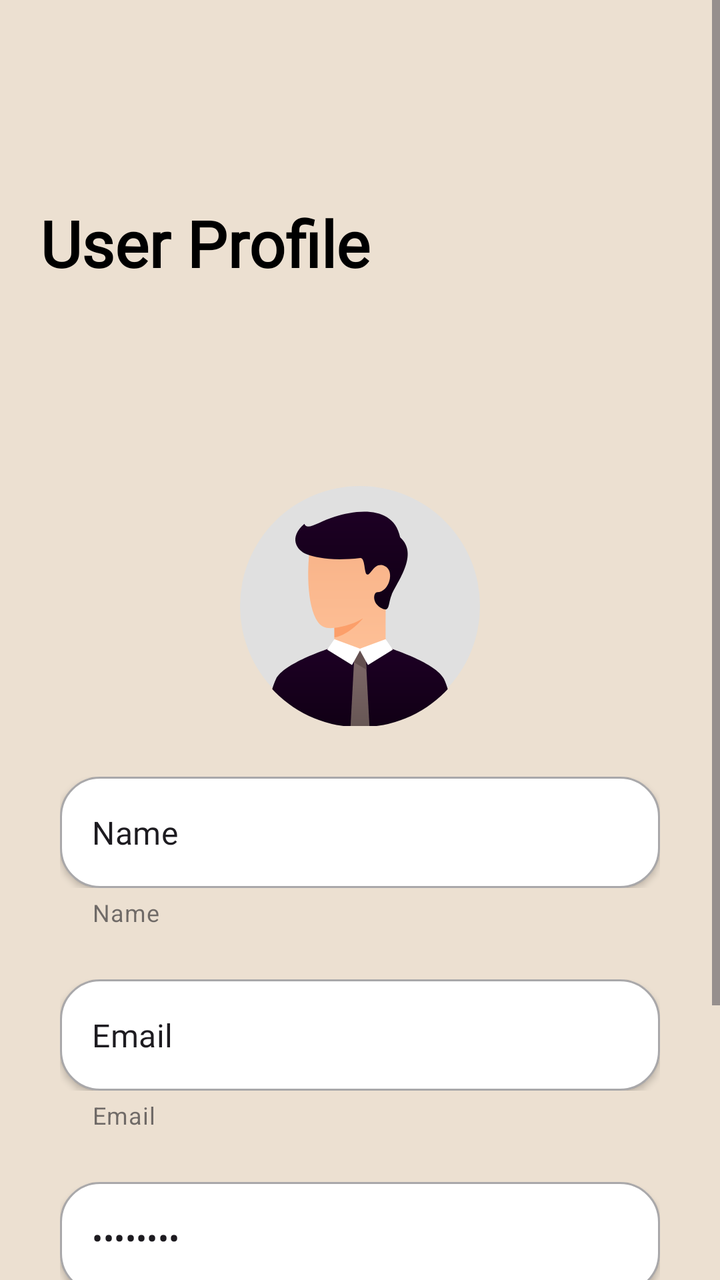
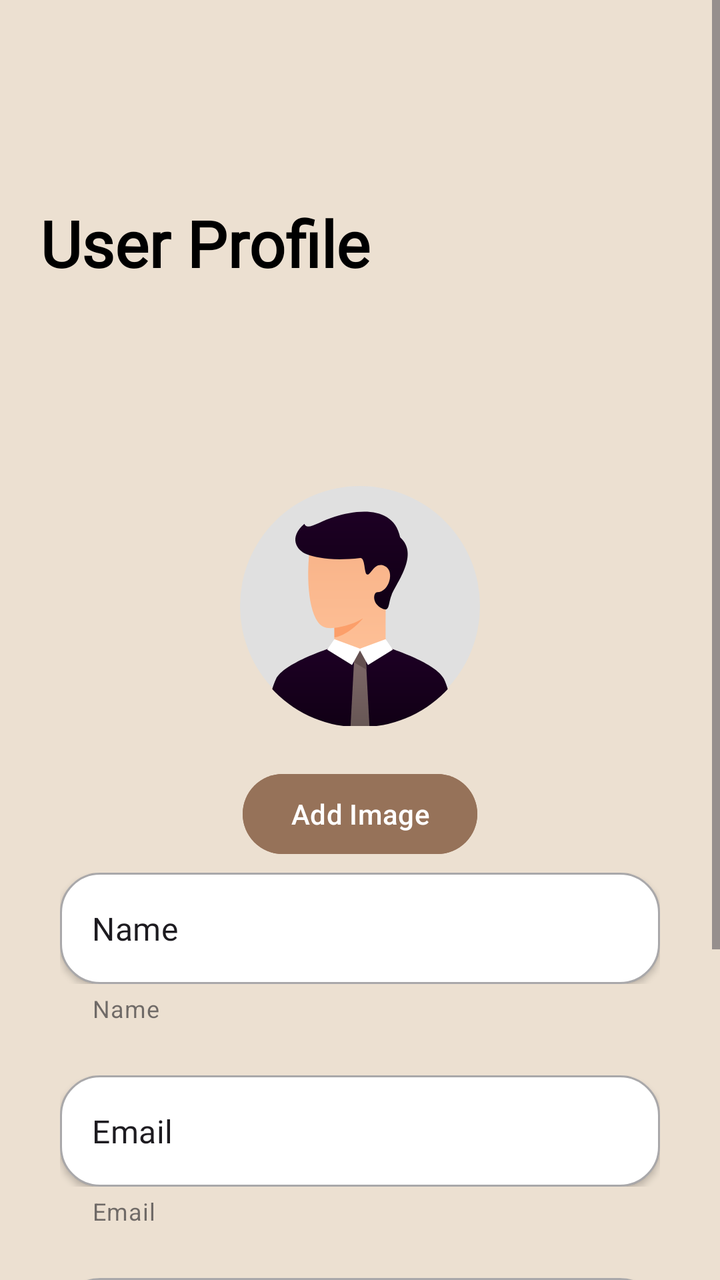

The first picture is an Android layout as it rendered before a commit; the second is the same layout after the commit. The layout source and the unified diff follow.
<!-- AndroidManifest.xml: application theme Theme.Coffeeshop -->
<!-- res/layout/fragment_profile.xml -->
<?xml version="1.0" encoding="utf-8"?>
<ScrollView xmlns:android="http://schemas.android.com/apk/res/android"
    xmlns:app="http://schemas.android.com/apk/res-auto"
    xmlns:tools="http://schemas.android.com/tools"
    android:id="@+id/main"
    style="@style/frameLayoutBg"
    android:layout_width="match_parent"
    android:layout_height="match_parent"
    android:orientation="vertical"
    tools:context=".Common.Register">


    <LinearLayout
        android:layout_width="match_parent"
        android:layout_height="match_parent"
        android:orientation="vertical"
        app:layout_constraintBottom_toBottomOf="parent"
        app:layout_constraintEnd_toEndOf="parent"
        app:layout_constraintStart_toStartOf="parent"
        app:layout_constraintTop_toTopOf="parent">

        <TextView
            android:layout_width="wrap_content"
            android:layout_height="wrap_content"
            android:layout_marginLeft="20dp"
            android:layout_marginTop="100dp"
            android:fontFamily="@font/roboto"
            android:text="User Profile"
            android:textSize="32sp"
            android:textStyle="bold" />

        <LinearLayout
            android:layout_width="wrap_content"
            android:layout_height="wrap_content"
            android:layout_gravity="center_horizontal"
            android:layout_marginTop="100dp"
            android:background="#00FFFFFF"
            android:orientation="vertical">

            <FrameLayout
                android:layout_width="120dp"
                android:layout_height="120dp"
                android:layout_gravity="center_horizontal"
                android:layout_marginBottom="20dp"
                android:background="@drawable/circular_background">

                <ImageView
                    android:layout_width="match_parent"
                    android:layout_height="match_parent"
                    android:layout_gravity="center"
                    android:scaleType="centerCrop"
                    android:src="@drawable/profile_picture" />
            </FrameLayout>

            <com.google.android.material.textfield.TextInputLayout
                style="@style/textInputStyle"
                android:layout_width="wrap_content"
                android:layout_height="wrap_content"
                android:layout_marginBottom="20dp"
                app:boxBackgroundMode="outline"
                app:boxCornerRadiusBottomEnd="20dp"
                app:boxCornerRadiusBottomStart="20dp"
                app:boxCornerRadiusTopEnd="20dp"
                app:boxCornerRadiusTopStart="20dp"
                app:helperText="Name">

                <com.google.android.material.textfield.TextInputEditText
                    android:id="@+id/name"
                    android:layout_width="300dp"
                    android:layout_height="wrap_content"
                    android:elevation="2dp"
                    android:fontFamily="@font/roboto"
                    android:text="Name"/>


            </com.google.android.material.textfield.TextInputLayout>

            <com.google.android.material.textfield.TextInputLayout
                style="@style/textInputStyle"
                android:layout_width="wrap_content"
                android:layout_height="wrap_content"
                android:layout_marginBottom="20dp"
                app:boxBackgroundMode="outline"
                app:boxCornerRadiusBottomEnd="20dp"
                app:boxCornerRadiusBottomStart="20dp"
                app:boxCornerRadiusTopEnd="20dp"
                app:boxCornerRadiusTopStart="20dp"
                app:helperText="Email">

                <com.google.android.material.textfield.TextInputEditText
                    android:id="@+id/email"
                    android:text="Email"
                    android:layout_width="300dp"
                    android:layout_height="wrap_content"
                    android:elevation="2dp"
                    android:fontFamily="@font/roboto" />


            </com.google.android.material.textfield.TextInputLayout>

            <com.google.android.material.textfield.TextInputLayout
                style="@style/textInputStyle"
                android:layout_width="wrap_content"
                android:layout_height="wrap_content"
                android:layout_marginBottom="20dp"
                app:boxBackgroundMode="outline"
                app:boxCornerRadiusBottomEnd="20dp"
                app:boxCornerRadiusBottomStart="20dp"
                app:boxCornerRadiusTopEnd="20dp"
                app:boxCornerRadiusTopStart="20dp"
                app:helperText="Password"
                app:passwordToggleEnabled="true"
                app:passwordToggleTint="#FF4747">

                <com.google.android.material.textfield.TextInputEditText
                    android:id="@+id/password"
                    android:text="Password"
                    android:layout_width="300dp"
                    android:layout_height="wrap_content"
                    android:elevation="2dp"
                    android:fontFamily="@font/roboto"
                    android:inputType="textPassword" />


            </com.google.android.material.textfield.TextInputLayout>

            <Button
                android:id="@+id/profileEditbutton"
                android:layout_width="160dp"
                android:layout_height="60dp"
                android:layout_gravity="center_horizontal"
                android:layout_marginTop="20dp"
                android:backgroundTint="@color/colorPrimary"
                android:text="Edit Profile"
                android:textSize="16sp"
                app:layout_constraintEnd_toEndOf="parent"
                app:layout_constraintStart_toStartOf="parent"
                app:layout_constraintTop_toBottomOf="@+id/textView" />


            <LinearLayout
                android:layout_width="wrap_content"
                android:layout_height="wrap_content"
                android:layout_gravity="center_horizontal">

                <Button
                    android:id="@+id/backToShopping"
                    style="@style/CustomButtonStyle2"
                    android:layout_width="wrap_content"
                    android:layout_height="wrap_content"
                    android:fontFamily="@font/roboto"
                    android:text="Back to Shopping" />


            </LinearLayout>

        </LinearLayout>
    </LinearLayout>

</ScrollView>
<!-- resources referenced by this layout -->
<resources>
  <color name="colorPrimary">#967259</color>
  <!-- drawable circular_background (drawable) -->
  <?xml version="1.0" encoding="utf-8"?>
  <shape xmlns:android="http://schemas.android.com/apk/res/android"
      android:shape="oval">
      <solid android:color="#E0E0E0" /> 
  </shape>
  <!-- drawable profile_picture: vector/xml drawable (drawable-nodpi, 3965 chars, omitted) -->
  <style name="CustomButtonStyle2" parent="Widget.Material3.Button">
          <item name="android:textColor">@color/black</item>
          <item name="android:backgroundTint">#00FFFFFF</item>
      </style>
  <style name="frameLayoutBg">
          <item name="android:background">@color/colorSecondary</item>
      </style>
  <style name="textInputStyle" parent="Widget.MaterialComponents.TextInputLayout.OutlinedBox">
          <item name="boxBackgroundColor">@color/white</item>
  
      </style>
  <style name="Theme.Coffeeshop" parent="Base.Theme.Coffeeshop">
          
          <item name="android:navigationBarColor">@android:color/transparent</item>
          <item name="android:statusBarColor">@android:color/transparent</item>
          <item name="android:windowLightStatusBar">?attr/isLightTheme</item>
      </style>
  <color name="black">#FF000000</color>
  <color name="colorSecondary">#ECE0D1</color>
  <color name="white">#FFFFFFFF</color>
  <style name="Base.Theme.Coffeeshop" parent="Theme.Material3.DayNight.NoActionBar">
          
          
          <item name="colorPrimary">@color/colorPrimary</item>
          <item name="colorSecondary">@color/colorSecondary</item>
          <item name="android:textColor">@color/black</item>
          <item name="materialButtonStyle">@style/CustomButtonStyle</item>
      </style>
  <style name="CustomButtonStyle" parent="Widget.Material3.Button">
          <item name="android:textColor">@color/white</item>
          <item name="android:backgroundTint">@color/colorPrimary</item>
      </style>
</resources>

<!-- the commit's change to res/layout/fragment_profile.xml (unified diff, before → after) -->
@@ -45,12 +45,20 @@
                 android:background="@drawable/circular_background">
 
                 <ImageView
+                    android:id="@+id/profilePicture"
                     android:layout_width="match_parent"
                     android:layout_height="match_parent"
                     android:layout_gravity="center"
                     android:scaleType="centerCrop"
                     android:src="@drawable/profile_picture" />
             </FrameLayout>
+
+            <Button
+                android:id="@+id/addImage"
+                android:layout_width="wrap_content"
+                android:layout_height="wrap_content"
+                android:text="Add Image"
+                android:layout_gravity="center"/>
 
             <com.google.android.material.textfield.TextInputLayout
                 style="@style/textInputStyle"
